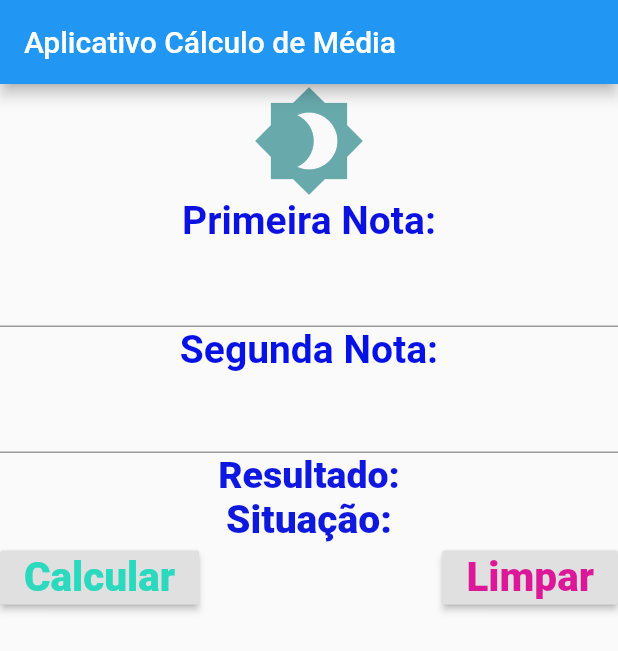
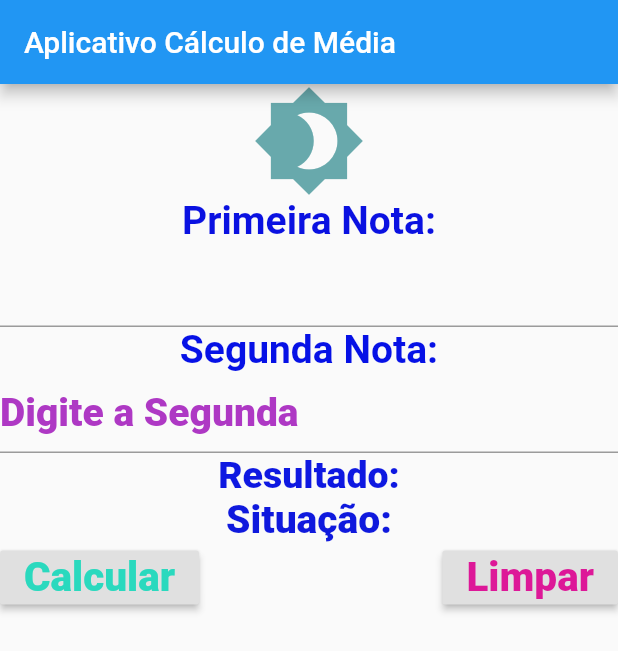
Before and after one commit to maysanttos/projetoPAM2022, a Flutter app: the screen it shows after launch, after a tap on "Limpar", on a phone screen of 412 x 824 dp. Shown: the top 651 px of the screen. Run offline on Flutter 3.47's test engine with Material 2 defaults, Android fonts, the phone set to English and light mode, and no system bars.

Commit message:
Update main.dart

```diff
--- a/lib/main.dart
+++ b/lib/main.dart
@@ -8,7 +8,7 @@ class MyApp extends StatelessWidget {
   @override
   Widget build(BuildContext context) {
     return new MaterialApp(
-      title: 'Generated App',
+      title: 'Programa de Ordenação de Número',
       theme: new ThemeData(
         primarySwatch: Colors.blue,
         primaryColor: const Color(0xFF2196f3),
@@ -172,6 +172,7 @@ class _MyHomePageState extends State<MyHomePage> {
   void limpar() {
     pNota.text = "";
     sNota.text = "";
+    sNota.text = "Digite a Segunda";
     setState(() {
       media = "";
       status = "";
```
